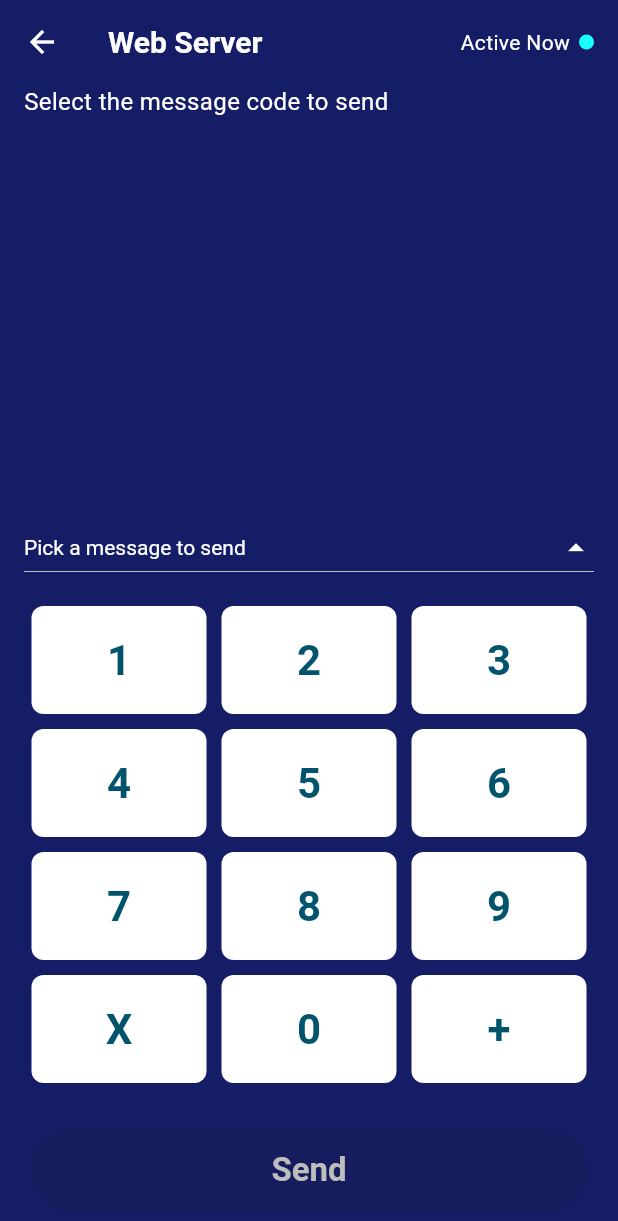
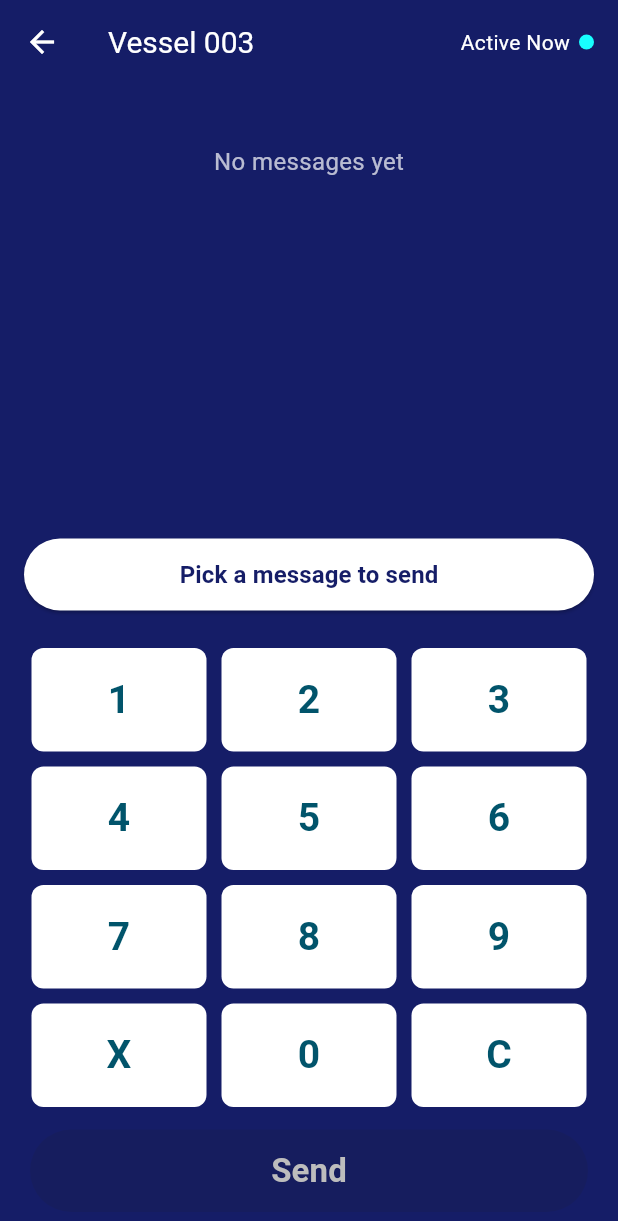
Before and after one commit to Lora-ResearchProject/AqueSafe_mobileApplication, a Flutter app: the Dashboard screen opened by its route, after a tap on "Reconnect", after a tap on "Chat", on a phone screen of 412 x 824 dp. Shown: the top 1221 px of the screen. Run offline on Flutter 3.47's test engine with Material 3 defaults, Android fonts, the phone set to English and light mode, and no system bars; our stand-ins replace connectivity_plus, flutter_dotenv, flutter_secure_storage, geolocator, hive, permission_handler and 2 more; missing offline and left inert: flutter_reactive_ble; accounts and stored records are empty.

Commit message:
improve chat screen

```diff
--- a/lib/main.dart
+++ b/lib/main.dart
@@ -14,6 +14,7 @@ import '../services/bluetooth_service.dart';
 import 'screens/edit_account.dart';
 import 'screens/change_password.dart';
 import '../services/sos_history_scheduler.dart';
+import 'screens/improvedChat.dart';
 
 void main() async {
   WidgetsFlutterBinding.ensureInitialized();
@@ -70,7 +71,7 @@ class AquaSafeApp extends StatelessWidget {
         '/edit_account': (context) => const EditAccountScreen(),
         '/change_password': (context) => const ChangePasswordScreen(),
         '/weather_map': (context) => const WeatherMapScreen(),
-        '/chat': (context) => const ChatScreen()
+        '/chat': (context) => const ImprovedChatScreen()
       },
     );
   }
--- /dev/null
+++ b/lib/screens/improvedChat.dart
@@ -0,0 +1,375 @@
+import 'package:aqua_safe/services/chat_service.dart';
+import 'package:aqua_safe/services/predefined_msg_scheduler.dart';
+import 'package:flutter/material.dart';
+import 'package:shared_preferences/shared_preferences.dart';
+
+class ImprovedChatScreen extends StatefulWidget {
+  const ImprovedChatScreen({Key? key}) : super(key: key);
+
+  @override
+  State<ImprovedChatScreen> createState() => _ImprovedChatScreenState();
+}
+
+class _ImprovedChatScreenState extends State<ImprovedChatScreen> {
+  final ChatService _chatService = ChatService();
+  final ChatMessageScheduler _chatMessageScheduler = ChatMessageScheduler();
+  List<Map<String, dynamic>> messages = [];
+  String selectedMessageNumber = "";
+  List<int> selectedNumbers = [];
+  bool showPredefinedBox = false;
+
+  @override
+  void initState() {
+    super.initState();
+    _loadMessages();
+
+    _chatService.startListeningForMessages((message) async {
+      await _loadMessages(); // Auto refresh
+    });
+  }
+
+  Future<void> _loadMessages() async {
+    List<Map<String, dynamic>> chatHistory =
+        await _chatService.getChatHistory();
+    setState(() {
+      messages = chatHistory;
+
+      // ✅ Automatically hide predefined box if messages now exist
+      if (messages.isNotEmpty) {
+        showPredefinedBox = false;
+      }
+    });
+  }
+
+  Future<void> _sendMessage() async {
+    if (selectedMessageNumber.isEmpty) return;
+    int? messageNumber = int.tryParse(selectedMessageNumber);
+    if (messageNumber == null) return;
+
+    await _chatService.sendChatMessage(messageNumber);
+    _discardSelection();
+    await _loadMessages();
+  }
+
+  void _selectNumber(int number) {
+    setState(() {
+      if (selectedNumbers.length < 2) {
+        selectedNumbers.add(number);
+        selectedMessageNumber = selectedNumbers.join("");
+      }
+    });
+  }
+
+  void _discardSelection() {
+    setState(() {
+      selectedNumbers.clear();
+      selectedMessageNumber = "";
+    });
+  }
+
+  Widget _buildMessageTile(String text, bool isSent) {
+    return Align(
+      alignment: isSent ? Alignment.centerRight : Alignment.centerLeft,
+      child: Container(
+        margin: const EdgeInsets.symmetric(vertical: 4),
+        padding: const EdgeInsets.symmetric(horizontal: 12, vertical: 8),
+        decoration: BoxDecoration(
+          color: isSent ? const Color(0xFFA3E2FF) : Colors.white,
+          borderRadius: BorderRadius.circular(8),
+        ),
+        child: Text(text, style: const TextStyle(fontSize: 18)),
+      ),
+    );
+  }
+
+  Widget _buildDynamicHeader() {
+    if (messages.isEmpty && showPredefinedBox) {
+      return Column(
+        crossAxisAlignment: CrossAxisAlignment.start,
+        children: [
+          const Padding(
+            padding: EdgeInsets.only(left: 16.0, bottom: 10, top: 10),
+            child: Text(
+              "Select the message code to send",
+              style: TextStyle(color: Colors.white, fontSize: 16),
+            ),
+          ),
+          FutureBuilder(
+            future: _chatMessageScheduler.getCachedChatMessages(),
+            builder: (context, snapshot) {
+              if (snapshot.connectionState == ConnectionState.waiting) {
+                return const Center(child: CircularProgressIndicator());
+              }
+              final messages = snapshot.data as List<Map<String, dynamic>>;
+              return Container(
+                margin: const EdgeInsets.symmetric(horizontal: 16),
+                padding: const EdgeInsets.all(12),
+                decoration: BoxDecoration(
+                  border: Border.all(color: Colors.white),
+                  borderRadius: BorderRadius.circular(10),
+                  color: const Color(0xFF10194E),
+                ),
+                height: 130,
+                child: ListView.builder(
+                  itemCount: messages.length,
+                  itemBuilder: (context, index) {
+                    final msg = messages[index];
+                    return Text(
+                      "[${msg['messageNumber']}] - ${msg['message']}",
+                      style: const TextStyle(color: Colors.white),
+                    );
+                  },
+                ),
+              );
+            },
+          ),
+        ],
+      );
+    } else if (messages.isEmpty && !showPredefinedBox) {
+      return const Center(
+        child: Padding(
+          padding: EdgeInsets.only(top: 40),
+          child: Text(
+            "No messages yet",
+            style: TextStyle(color: Colors.white70, fontSize: 16),
+          ),
+        ),
+      );
+    } else {
+      // Show chat history if messages exist
+      return Padding(
+        padding: const EdgeInsets.only(top: 10, left: 16),
+        child: Column(
+          children: messages
+              .map((msg) =>
+                  _buildMessageTile(msg['message'], msg['type'] == 'sent'))
+              .toList(),
+        ),
+      );
+    }
+  }
+
+  Widget _buildNumberPad() {
+    return Column(
+      children: [
+        _buildNumberRow([1, 2, 3]),
+        _buildNumberRow([4, 5, 6]),
+        _buildNumberRow([7, 8, 9]),
+        _buildNumberRow(['X', 0, 'C']),
+      ],
+    );
+  }
+
+  Widget _buildNumberRow(List<dynamic> row) {
+    return Row(
+      mainAxisAlignment: MainAxisAlignment.spaceEvenly,
+      children: row.map((item) {
+        return Expanded(
+          child: GestureDetector(
+            onTap: () {
+              if (item == 'X') {
+                _discardSelection();
+              } else if (item == 'C') {
+                _showClearChatConfirmationDialog(); // Call the dialog method
+              } else {
+                _selectNumber(item as int);
+              }
+            },
+            child: Container(
+              margin: const EdgeInsets.all(5),
+              padding: const EdgeInsets.symmetric(vertical: 16),
+              decoration: BoxDecoration(
+                color: selectedNumbers.contains(item)
+                    ? const Color(0xFF0C1243)
+                    : Colors.white,
+                borderRadius: BorderRadius.circular(8),
+              ),
+              alignment: Alignment.center,
+              child: Text(
+                item.toString(),
+                style: TextStyle(
+                  fontSize: 26,
+                  fontWeight: FontWeight.bold,
+                  color: selectedNumbers.contains(item)
+                      ? Colors.white
+                      : const Color(0xFF01546B),
+                ),
+              ),
+            ),
+          ),
+        );
+      }).toList(),
+    );
+  }
+
+  Future<void> _showClearChatConfirmationDialog() async {
+    showDialog(
+      context: context,
+      barrierDismissible: false,
+      builder: (ctx) => AlertDialog(
+        backgroundColor: const Color(0xFF151d67),
+        shape: RoundedRectangleBorder(borderRadius: BorderRadius.circular(20)),
+        title: const Center(
+          child: Text(
+            "Are you sure you want to clear the chat history?",
+            style: TextStyle(
+              fontSize: 20,
+              fontWeight: FontWeight.bold,
+              color: Colors.white,
+            ),
+          ),
+        ),
+        content: const Text(
+          "This will permanently remove all chat messages from local storage.",
+          textAlign: TextAlign.center,
+          style: TextStyle(
+            fontSize: 16,
+            color: Color.fromARGB(179, 229, 229, 229),
+          ),
+        ),
+        actionsAlignment: MainAxisAlignment.spaceEvenly,
+        actions: [
+          ElevatedButton(
+            onPressed: () {
+              Navigator.of(ctx).pop(); // Cancel
+            },
+            style: ElevatedButton.styleFrom(
+              backgroundColor: Colors.white,
+              padding: const EdgeInsets.symmetric(vertical: 14, horizontal: 30),
+              side: const BorderSide(color: Color(0xFF151d67), width: 2),
+              shape: RoundedRectangleBorder(
+                borderRadius: BorderRadius.circular(10),
+              ),
+            ),
+            child: const Text(
+              "No",
+              style: TextStyle(color: Color(0xFF151d67), fontSize: 18),
+            ),
+          ),
+          ElevatedButton(
+            onPressed: () async {
+              final prefs = await SharedPreferences.getInstance();
+              await prefs.remove('chatHistory');
+              Navigator.of(ctx).pop();
+              setState(() {
+                messages.clear();
+                selectedNumbers.clear();
+                selectedMessageNumber = "";
+                showPredefinedBox = false;
+              });
+            },
+            style: ElevatedButton.styleFrom(
+              backgroundColor: const Color.fromARGB(255, 18, 115, 194),
+              padding: const EdgeInsets.symmetric(vertical: 14, horizontal: 30),
+              shape: RoundedRectangleBorder(
+                borderRadius: BorderRadius.circular(10),
+              ),
+            ),
+            child: const Text(
+              "Yes, Clear",
+              style: TextStyle(
+                color: Colors.white,
+                fontSize: 18,
+                fontWeight: FontWeight.bold,
+              ),
+            ),
+          ),
+        ],
+      ),
+    );
+  }
+
+  @override
+  Widget build(BuildContext context) {
+    final isChatStarted = messages.isNotEmpty;
+
+    return Scaffold(
+      backgroundColor: const Color(0xFF151d67),
+      appBar: AppBar(
+        backgroundColor: const Color(0xFF151d67),
+        leading: IconButton(
+          icon: const Icon(Icons.arrow_back, color: Colors.white),
+          onPressed: () => Navigator.pop(context),
+        ),
+        title: const Text("Vessel 003",
+            style: TextStyle(color: Colors.white, fontSize: 20)),
+        actions: [
+          Padding(
+            padding: const EdgeInsets.only(right: 16.0),
+            child: Row(
+              children: const [
+                Text("Active Now",
+                    style: TextStyle(color: Colors.white, fontSize: 14)),
+                SizedBox(width: 6),
+                CircleAvatar(radius: 5, backgroundColor: Colors.cyanAccent),
+              ],
+            ),
+          ),
+        ],
+      ),
+      body: Column(
+        children: [
+          Expanded(
+            child: SingleChildScrollView(
+              child: _buildDynamicHeader(),
+            ),
+          ),
+          Padding(
+            padding: const EdgeInsets.symmetric(horizontal: 16),
+            child: ElevatedButton(
+              onPressed: () =>
+                  setState(() => showPredefinedBox = !showPredefinedBox),
+              style: ElevatedButton.styleFrom(
+                backgroundColor: Colors.white,
+                minimumSize: const Size(double.infinity, 48),
+              ),
+              child: Text(
+                showPredefinedBox
+                    ? "Close message box"
+                    : "Pick a message to send",
+                style: const TextStyle(
+                    color: Color(0xFF151d67),
+                    fontWeight: FontWeight.bold,
+                    fontSize: 16),
+              ),
+            ),
+          ),
+          const SizedBox(height: 10),
+          Padding(
+            padding: const EdgeInsets.symmetric(horizontal: 16.0, vertical: 10),
+            child: _buildNumberPad(),
+          ),
+          Padding(
+            padding: const EdgeInsets.symmetric(horizontal: 20),
+            child: ElevatedButton(
+              onPressed: selectedMessageNumber.isNotEmpty ? _sendMessage : null,
+              style: ElevatedButton.styleFrom(
+                backgroundColor: selectedMessageNumber.isNotEmpty
+                    ? Colors.white
+                    : Colors.grey.shade600,
+                minimumSize: const Size(double.infinity, 55),
+              ),
+              child: Text(
+                "Send",
+                style: TextStyle(
+                  color: selectedMessageNumber.isNotEmpty
+                      ? const Color(0xFF151d67)
+                      : Colors.grey.shade400,
+                  fontSize: 22,
+                  fontWeight: FontWeight.bold,
+                ),
+              ),
+            ),
+          ),
+          const SizedBox(height: 16),
+        ],
+      ),
+    );
+  }
+
+  @override
+  void dispose() {
+    _chatService.stopListeningForChatMessages();
+    super.dispose();
+  }
+}
```
